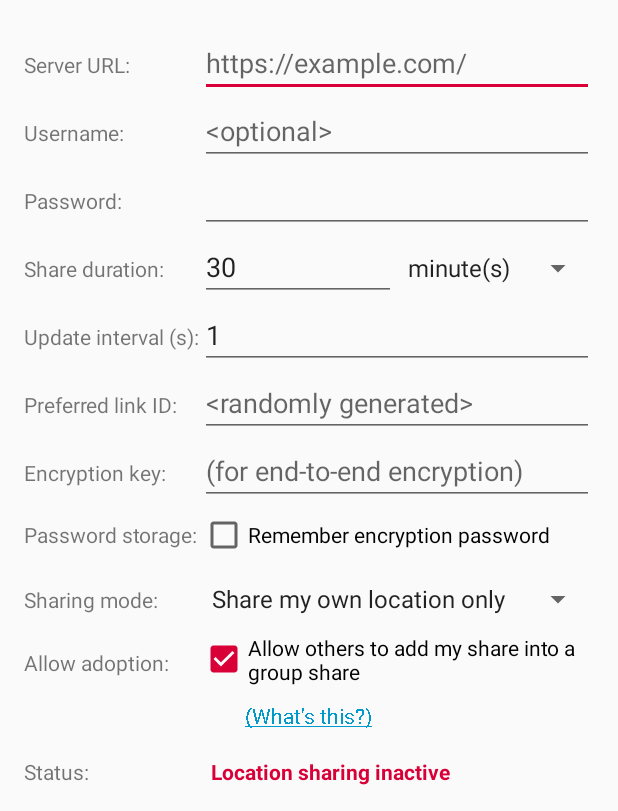
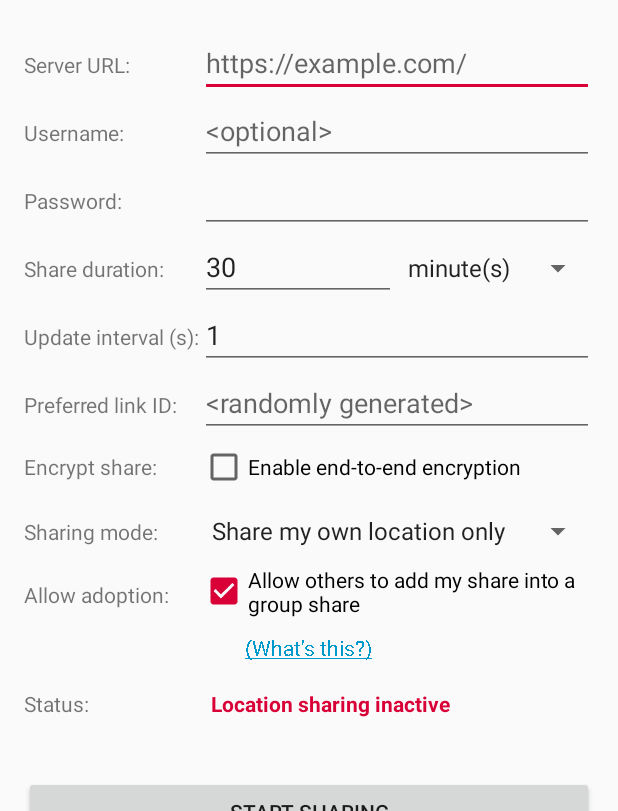
Before and after one commit to bilde2910/Hauk, an Android app: the screen it shows after launch (MainActivity), after a tap on "SHOW ADVANCED SETTINGS", on a phone screen of 412 x 824 dp, the part 425-1236 px from its top. Run offline under Robolectric (Android 15) with nearby library versions, the phone set to English and light mode, and no system bars; 1 other tap on this screen came first.

```diff
--- a/android/app/src/main/java/info/varden/hauk/Constants.java
+++ b/android/app/src/main/java/info/varden/hauk/Constants.java
@@ -30,6 +30,7 @@ public enum Constants {
     public static final Preference<Integer> PREF_DURATION = new Preference.Integer("duration", 30);
     public static final Preference<Integer> PREF_INTERVAL = new Preference.Integer("interval", 1);
     public static final Preference<String> PREF_CUSTOM_ID = new Preference.String("requestLink", "");
+    public static final Preference<Boolean> PREF_ENABLE_E2E = new Preference.Boolean("enableE2E", false);
     public static final Preference<String> PREF_E2E_PASSWORD = new Preference.EncryptedString("e2ePassword", "");
     public static final Preference<String> PREF_NICKNAME = new Preference.String("nickname", "");
     public static final Preference<Integer> PREF_DURATION_UNIT = new Preference.Integer("durUnit", Constants.DURATION_UNIT_MINUTES);
--- a/android/app/src/main/java/info/varden/hauk/global/Receiver.java
+++ b/android/app/src/main/java/info/varden/hauk/global/Receiver.java
@@ -170,7 +170,13 @@ public final class Receiver extends BroadcastReceiver {
         int duration = intent.hasExtra(Constants.EXTRA_SESSION_DURATION) ? intent.getIntExtra(Constants.EXTRA_SESSION_DURATION, 0) : TimeUtils.timeUnitsToSeconds(fallback.get(Constants.PREF_DURATION), fallback.get(Constants.PREF_DURATION_UNIT));
         int interval = intent.hasExtra(Constants.EXTRA_SESSION_INTERVAL) ? intent.getIntExtra(Constants.EXTRA_SESSION_INTERVAL, 0) : fallback.get(Constants.PREF_INTERVAL);
         String customID = intent.hasExtra(Constants.EXTRA_SESSION_CUSTOM_ID) ? intent.getStringExtra(Constants.EXTRA_SESSION_CUSTOM_ID) : fallback.get(Constants.PREF_CUSTOM_ID);
-        String e2ePass = intent.hasExtra(Constants.EXTRA_SESSION_E2E_PASSWORD) ? intent.getStringExtra(Constants.EXTRA_SESSION_E2E_PASSWORD) : fallback.get(Constants.PREF_E2E_PASSWORD);
+
+        String e2ePass = "";
+        if (intent.hasExtra(Constants.EXTRA_SESSION_E2E_PASSWORD)) {
+            e2ePass = intent.getStringExtra(Constants.EXTRA_SESSION_E2E_PASSWORD);
+        } else if (fallback.get(Constants.PREF_ENABLE_E2E)) {
+            e2ePass = fallback.get(Constants.PREF_E2E_PASSWORD);
+        }
 
         assert server != null;
         server = server.endsWith("/") ? server : server + "/";
--- a/android/app/src/main/java/info/varden/hauk/ui/MainActivity.java
+++ b/android/app/src/main/java/info/varden/hauk/ui/MainActivity.java
@@ -40,6 +40,7 @@ import info.varden.hauk.system.LocationPermissionsNotGrantedException;
 import info.varden.hauk.system.LocationServicesDisabledException;
 import info.varden.hauk.system.powersaving.DeviceChecker;
 import info.varden.hauk.ui.listener.AddLinkClickListener;
+import info.varden.hauk.ui.listener.EncryptionEnabledChangeListener;
 import info.varden.hauk.ui.listener.InitiateAdoptionClickListener;
 import info.varden.hauk.ui.listener.RememberPasswordPreferenceChangedListener;
 import info.varden.hauk.ui.listener.SelectionModeChangedListener;
@@ -122,6 +123,17 @@ public final class MainActivity extends AppCompatActivity {
         ));
 
         loadPreferences();
+
+        // Add an on checked handler to the enable E2E checkbox to toggle the E2E state. This must
+        // be done after loading preferences to ensure that the checkbox doesn't trigger the event
+        // when hidden.
+        ((CompoundButton) findViewById(R.id.chkUseE2E)).setOnCheckedChangeListener(
+                new EncryptionEnabledChangeListener(this, new View[] {
+                        findViewById(R.id.rowE2EPassword),
+                        findViewById(R.id.rowRemember)
+                })
+        );
+
         this.manager.resumeShares(new ResumePrompt() {
             @Override
             public void promptForResumption(Context ctx, Session session, Share[] shares, PromptCallback response) {
@@ -167,6 +179,7 @@ public final class MainActivity extends AppCompatActivity {
         int duration = Integer.parseInt(((TextView) findViewById(R.id.txtDuration)).getText().toString());
         int interval = Integer.parseInt(((TextView) findViewById(R.id.txtInterval)).getText().toString());
         String customID = ((TextView) findViewById(R.id.txtCustomID)).getText().toString().trim();
+        boolean useE2E = ((Checkable) findViewById(R.id.chkUseE2E)).isChecked();
         String e2ePass = ((TextView) findViewById(R.id.txtE2EPassword)).getText().toString();
         String nickname = ((TextView) findViewById(R.id.txtNickname)).getText().toString().trim();
         @SuppressWarnings("OverlyStrongTypeCast") ShareMode mode = ShareMode.fromMode(((Spinner) findViewById(R.id.selMode)).getSelectedItemPosition());
@@ -187,6 +200,7 @@ public final class MainActivity extends AppCompatActivity {
         prefs.set(Constants.PREF_DURATION_UNIT, durUnit);
         prefs.set(Constants.PREF_NICKNAME, nickname);
         prefs.set(Constants.PREF_ALLOW_ADOPTION, allowAdoption);
+        prefs.set(Constants.PREF_ENABLE_E2E, useE2E);
 
         // If password saving is enabled, save the password as well.
         if (((Checkable) findViewById(R.id.chkRemember)).isChecked()) {
@@ -194,6 +208,9 @@ public final class MainActivity extends AppCompatActivity {
             prefs.set(Constants.PREF_REMEMBER_PASSWORD, true);
             prefs.set(Constants.PREF_E2E_PASSWORD, e2ePass);
         }
+
+        // Ignore E2E password if E2E is disabled.
+        if (!useE2E) e2ePass = "";
 
         assert mode != null;
         server = server.endsWith("/") ? server : server + "/";
@@ -256,8 +273,11 @@ public final class MainActivity extends AppCompatActivity {
         view.setVisibility(View.GONE);
         findViewById(R.id.rowUpdateInterval).setVisibility(View.VISIBLE);
         findViewById(R.id.rowCustomID).setVisibility(View.VISIBLE);
-        findViewById(R.id.rowE2EPassword).setVisibility(View.VISIBLE);
-        findViewById(R.id.rowRemember).setVisibility(View.VISIBLE);
+        findViewById(R.id.rowUseE2E).setVisibility(View.VISIBLE);
+        if (((Checkable) findViewById(R.id.chkUseE2E)).isChecked()) {
+            findViewById(R.id.rowE2EPassword).setVisibility(View.VISIBLE);
+            findViewById(R.id.rowRemember).setVisibility(View.VISIBLE);
+        }
     }
 
     /**
@@ -279,7 +299,8 @@ public final class MainActivity extends AppCompatActivity {
                 findViewById(R.id.selMode),
                 findViewById(R.id.txtNickname),
                 findViewById(R.id.txtGroupCode),
-                findViewById(R.id.chkAllowAdopt)
+                findViewById(R.id.chkAllowAdopt),
+                findViewById(R.id.chkUseE2E)
         };
 
         this.uiResetTask = new ResetTask();
@@ -324,6 +345,7 @@ public final class MainActivity extends AppCompatActivity {
         ((Spinner) findViewById(R.id.selUnit)).setSelection(prefs.get(Constants.PREF_DURATION_UNIT));
         ((Checkable) findViewById(R.id.chkRemember)).setChecked(prefs.get(Constants.PREF_REMEMBER_PASSWORD));
         ((Checkable) findViewById(R.id.chkAllowAdopt)).setChecked(prefs.get(Constants.PREF_ALLOW_ADOPTION));
+        ((Checkable) findViewById(R.id.chkUseE2E)).setChecked(prefs.get(Constants.PREF_ENABLE_E2E));
     }
 
     /**
--- /dev/null
+++ b/android/app/src/main/java/info/varden/hauk/ui/listener/EncryptionEnabledChangeListener.java
@@ -0,0 +1,44 @@
+package info.varden.hauk.ui.listener;
+
+import android.content.Context;
+import android.view.View;
+import android.widget.CompoundButton;
+
+import info.varden.hauk.Constants;
+import info.varden.hauk.utils.Log;
+import info.varden.hauk.utils.PreferenceManager;
+
+/**
+ * On-checked-change listener for the checkbox that lets users change their preference of whether or
+ * not they want to enable end-to-end encryption.
+ *
+ * @see info.varden.hauk.ui.MainActivity
+ * @author Marius Lindvall
+ */
+public final class EncryptionEnabledChangeListener implements CompoundButton.OnCheckedChangeListener {
+    /**
+     * Android application context.
+     */
+    private final Context ctx;
+
+    /**
+     * The list of views which should be enabled/disabled when the checkbox is changed.
+     */
+    private final View[] e2eViews;
+
+    public EncryptionEnabledChangeListener(Context ctx, View[] views) {
+        this.ctx = ctx;
+        this.e2eViews = views.clone();
+    }
+
+    @Override
+    public void onCheckedChanged(CompoundButton compoundButton, boolean isChecked) {
+        Log.i("End-to-end encryption preference changed, enabled=%s", isChecked); //NON-NLS
+        // Show/hide the end-to-end encryption views.
+        PreferenceManager prefs = new PreferenceManager(this.ctx);
+        for (View view : this.e2eViews) {
+            view.setVisibility(isChecked ? View.VISIBLE : View.GONE);
+        }
+        prefs.set(Constants.PREF_ENABLE_E2E, isChecked);
+    }
+}
--- a/android/app/src/main/java/info/varden/hauk/utils/DeprecationMigrator.java
+++ b/android/app/src/main/java/info/varden/hauk/utils/DeprecationMigrator.java
@@ -42,5 +42,10 @@ public final class DeprecationMigrator {
             prefs.set(Constants.PREF_PASSWORD_ENCRYPTED, pass);
             prefs.clear(Constants.PREF_PASSWORD);
         }
+        if (!prefs.has(Constants.PREF_ENABLE_E2E)) {
+            boolean enableE2E = !prefs.get(Constants.PREF_E2E_PASSWORD).isEmpty();
+            Log.i("Setting E2E enabled preference to %s based on stored preferences", String.valueOf(enableE2E)); //NON-NLS
+            prefs.set(Constants.PREF_ENABLE_E2E, enableE2E);
+        }
     }
 }
--- a/android/app/src/main/res/layout/activity_main.xml
+++ b/android/app/src/main/res/layout/activity_main.xml
@@ -207,7 +207,27 @@
                         android:autofillHints="username" />
                 </TableRow>
 
-                <!-- Custom link ID. -->
+                <!-- Whether or not to use end-to-end encryption. -->
+                <TableRow
+                    android:id="@+id/rowUseE2E"
+                    android:layout_width="match_parent"
+                    android:layout_height="match_parent"
+                    android:visibility="gone">
+
+                    <TextView
+                        android:layout_width="wrap_content"
+                        android:layout_height="wrap_content"
+                        android:text="@string/label_use_e2e" />
+
+                    <CheckBox
+                        android:id="@+id/chkUseE2E"
+                        android:layout_width="wrap_content"
+                        android:layout_height="40dp"
+                        android:layout_weight="1"
+                        android:text="@string/chk_use_e2e" />
+                </TableRow>
+
+                <!-- End-to-end encryption password. -->
                 <TableRow
                     android:id="@+id/rowE2EPassword"
                     android:layout_width="match_parent"
@@ -227,7 +247,6 @@
                         android:layout_weight="1"
                         android:ems="10"
                         android:inputType="textPassword"
-                        android:hint="@string/label_e2e_password_hint"
                         android:autofillHints="e2epassword" />
                 </TableRow>
 
--- a/android/app/src/main/res/values/strings.xml
+++ b/android/app/src/main/res/values/strings.xml
@@ -12,8 +12,9 @@
     <string name="label_interval">Update interval (s):</string>
     <string name="label_custom_id">Preferred link ID:</string>
     <string name="label_custom_id_hint">&lt;randomly generated&gt;</string>
+    <string name="label_use_e2e">Encrypt share:</string>
+    <string name="chk_use_e2e">Enable end-to-end encryption</string>
     <string name="label_e2e_password">Encryption key:</string>
-    <string name="label_e2e_password_hint">(for end-to-end encryption)</string>
     <string name="label_mode">Sharing mode:</string>
     <string name="label_allow_adopt">Allow adoption:</string>
     <string name="chk_allow_adopt">Allow others to add my share into a group share</string>
```
